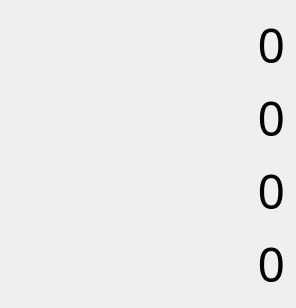
Old version of the form ui/DedicatedDisplay.ui in the repository MonroeQuantumNetworks/IonControl.
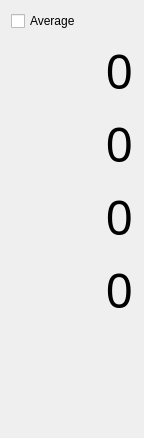
New version of the form.

Commit message: Add average to dedicated counter display

What changed in the file:
```diff
--- a/ui/DedicatedDisplay.ui
+++ b/ui/DedicatedDisplay.ui
@@ -6,14 +6,38 @@
    <rect>
     <x>0</x>
     <y>0</y>
-    <width>296</width>
-    <height>300</height>
+    <width>144</width>
+    <height>438</height>
    </rect>
   </property>
   <property name="windowTitle">
    <string>Form</string>
   </property>
   <layout class="QVBoxLayout" name="verticalLayout">
+   <item>
+    <layout class="QHBoxLayout" name="horizontalLayout">
+     <item>
+      <widget class="QCheckBox" name="averageCheck">
+       <property name="text">
+        <string>Average</string>
+       </property>
+      </widget>
+     </item>
+     <item>
+      <widget class="QLabel" name="numPointsLabel">
+       <property name="sizePolicy">
+        <sizepolicy hsizetype="MinimumExpanding" vsizetype="Preferred">
+         <horstretch>0</horstretch>
+         <verstretch>0</verstretch>
+        </sizepolicy>
+       </property>
+       <property name="text">
+        <string/>
+       </property>
+      </widget>
+     </item>
+    </layout>
+   </item>
    <item>
     <widget class="QLabel" name="label0">
      <property name="font">
```
The commit also changes 2 other files.
